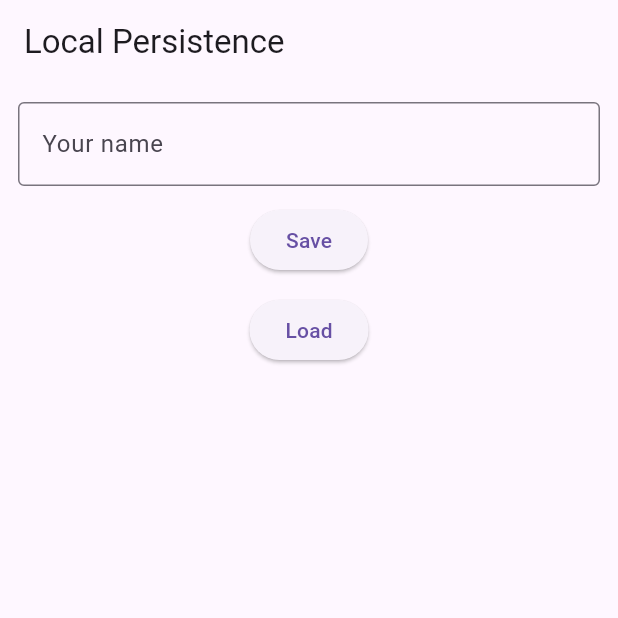
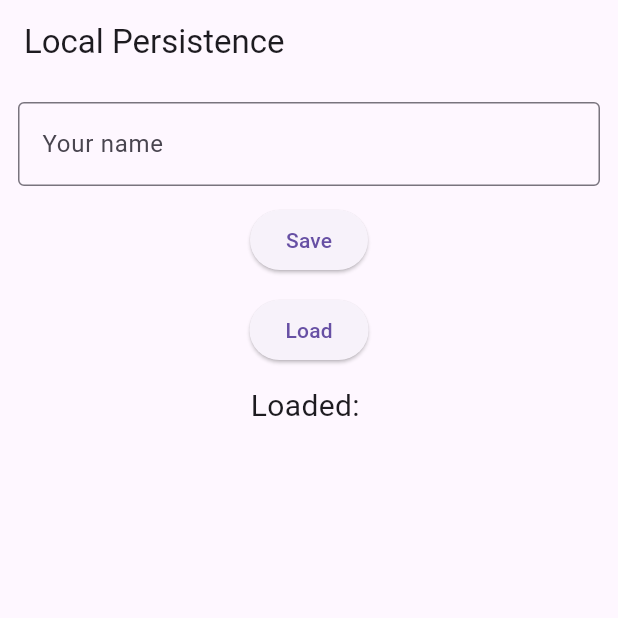
Before and after one commit to Rapidbull/mobile-computing-fall26, a Flutter app: the screen it shows after launch, on a phone screen of 412 x 824 dp, the top half of it. Run offline on Flutter 3.47's test engine with Material 3 defaults, Android fonts, the phone set to English and light mode, and no system bars; our stand-ins replace shared_preferences.

Commit message:
Updated app and added video

```diff
--- a/week07/persistence_practice/lib/main.dart
+++ b/week07/persistence_practice/lib/main.dart
@@ -73,6 +73,9 @@ class _HomeScreenState extends State<HomeScreen> {
               },
               child: const Text('Load'),
             ),
+            const SizedBox(height: 12),
+
+            Text('Loaded: $_loadedName', style: const TextStyle(fontSize: 20)),
           ],
         ),
       ),
```
Also changed, not shown: 1 other file.
